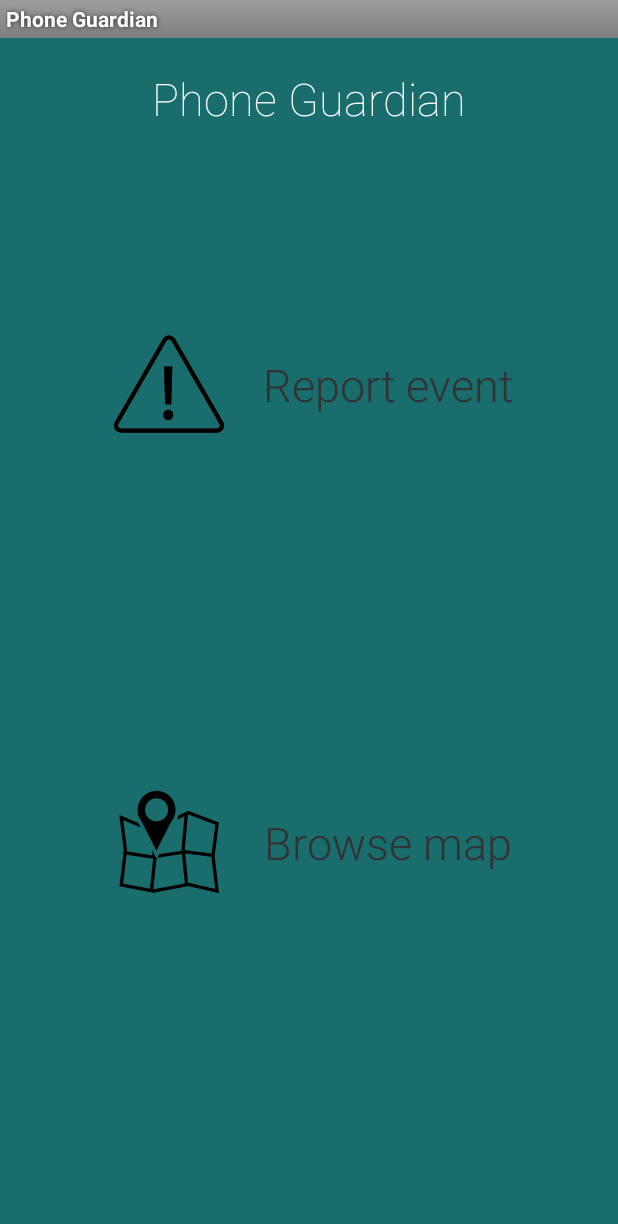
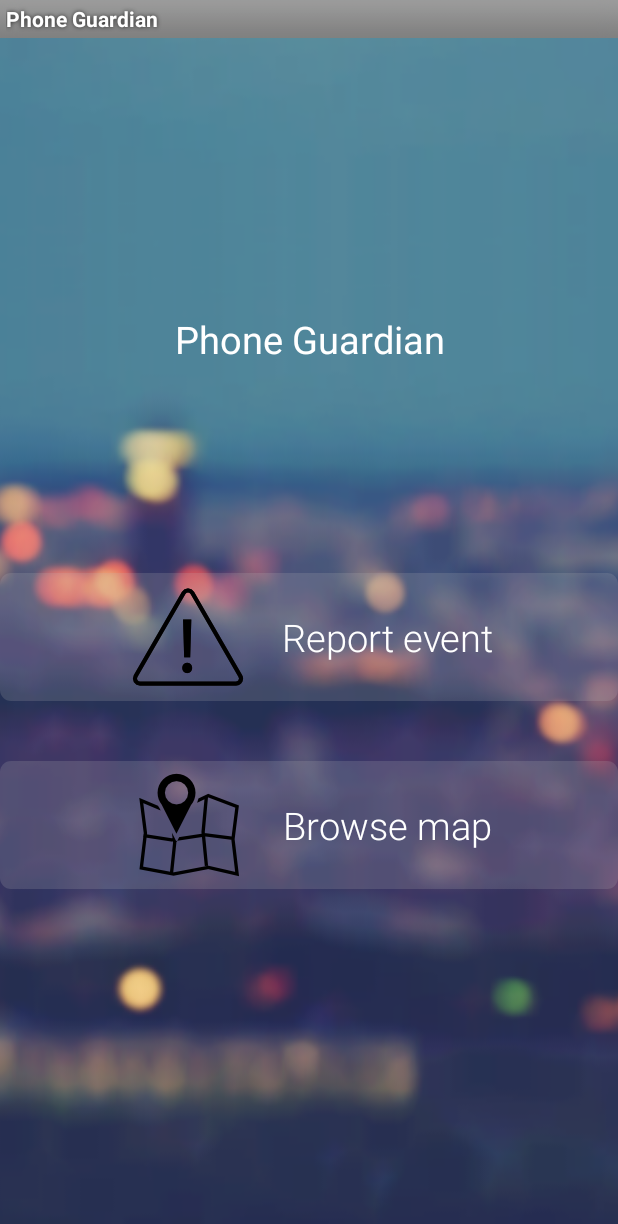
Before and after one commit to PhoneGuardian/CitizenApp, an Android app: the AlertActivity screen opened directly, with no data from a screen before it, on a phone screen of 412 x 824 dp. Shown: the top 1224 px of the screen. Run offline under Robolectric (Android 15) with nearby library versions, the phone set to English and light mode, and no system bars.

Commit message:
Preliminary home screen layout

```diff
--- /dev/null
+++ b/app/src/main/res/drawable/bg_white_rect_overlay.xml
@@ -0,0 +1,9 @@
+<?xml version="1.0" encoding="utf-8"?>
+<shape xmlns:android="http://schemas.android.com/apk/res/android" android:shape="rectangle" >
+    <corners android:bottomLeftRadius="7dp"
+        android:topLeftRadius="7dp"
+        android:bottomRightRadius="7dp"
+        android:topRightRadius="7dp" />
+    <solid android:color="#30bbbbbb" />
+
+</shape>
--- a/app/src/main/res/layout/alert_activity.xml
+++ b/app/src/main/res/layout/alert_activity.xml
@@ -1,56 +1,68 @@
 <?xml version="1.0" encoding="utf-8"?>
-<LinearLayout xmlns:android="http://schemas.android.com/apk/res/android"
+<RelativeLayout xmlns:android="http://schemas.android.com/apk/res/android" xmlns:tools="http://schemas.android.com/tools"
     android:layout_width="match_parent"
     android:layout_height="match_parent"
-    android:orientation="vertical"
-    android:background="@color/teal"
+    android:fillViewport="true"
+    tools:context=".RegisterActivity"
+
     >
-
+    <ImageView
+        android:layout_width="match_parent"
+        android:layout_height="match_parent"
+        android:src="@drawable/bg_main"
+        android:scaleType="centerCrop"
+        tools:ignore="ContentDescription"
+        />
     <TextView
+        android:id="@+id/home_screen_header"
         android:layout_width="wrap_content"
         android:layout_height="wrap_content"
-        android:layout_weight="1"
-        android:layout_gravity="center"
+        android:layout_centerHorizontal="true"
+        android:gravity="center"
+        android:layout_alignParentTop="true"
+        android:layout_alignBottom="@+id/report_event_layout"
         android:text="@string/app_name"
-        android:textSize="30sp"
-        android:fontFamily="sans-serif-thin"
-        android:textColor="@color/white"
-        android:paddingBottom="40sp"
-        android:paddingTop="20sp"
+        style="@style/app_name_header"
+
         />
-
-  <GridLayout
-      android:layout_width="wrap_content"
+    <LinearLayout
+        android:id="@id/report_event_layout"
+        android:layout_width="match_parent"
         android:layout_height="wrap_content"
-      android:columnCount="2"
-      android:rowCount="2"
-      android:layout_gravity="center"
-      android:layout_weight="5"
+        android:layout_centerInParent="true"
+        android:orientation="horizontal"
+        android:gravity="center"
+        android:background="@drawable/bg_white_rect_overlay"
         >
 
         <ImageButton
             android:id="@+id/btn_alert"
-        android:layout_gravity="center"
             android:layout_width="wrap_content"
             android:layout_height="wrap_content"
             android:background="@drawable/warning_icon"
-        android:layout_row="0"
-        android:layout_column="0"
              />
 
           <TextView
               android:layout_width="wrap_content"
               android:layout_height="wrap_content"
-          android:layout_gravity="center"
-          android:text="@string/home_alert_btn_desc"
-          android:textSize="30sp"
+              android:layout_centerInParent="true"
+              android:text="@string/report_event"
               android:paddingLeft="20sp"
               android:layout_row="0"
               android:layout_column="1"
-          android:textColor="@color/black"
-          android:fontFamily="sans-serif-light"
+              style="@style/home_text_base"
               />
+    </LinearLayout>
 
+    <LinearLayout
+        android:layout_width="match_parent"
+        android:layout_height="wrap_content"
+        android:layout_below="@id/report_event_layout"
+        android:layout_marginTop="@dimen/spacing_huge"
+        android:orientation="horizontal"
+        android:gravity="center"
+        android:background="@drawable/bg_white_rect_overlay"
+        >
     <ImageButton
 	        android:id="@+id/btn_map"
 	        android:layout_width="wrap_content"
@@ -65,15 +77,13 @@
           android:layout_width="wrap_content"
           android:layout_height="wrap_content"
           android:layout_gravity="center"
-          android:text="@string/home_map_btn_desc"
-          android:textSize="30sp"
-          android:fontFamily="sans-serif-light"
+          android:text="@string/browse_map"
           android:paddingLeft="20sp"
           android:layout_row="1"
           android:layout_column="1"
-          android:textColor="@color/black"
+          style="@style/home_text_base"
+
           />
+    </LinearLayout>
 
-
-  </GridLayout>
-</LinearLayout>
+</RelativeLayout>
--- a/app/src/main/res/values-v11/styles.xml
+++ b/app/src/main/res/values-v11/styles_theme.xml
@@ -2,7 +2,7 @@
 
     <!--
         Base application theme for API 11+. This theme completely replaces
-        AppBaseTheme from res/values/styles.xml on API 11+ devices.
+        AppBaseTheme from res/values/styles_theme.xml on API 11+ devices.
     -->
     <style name="AppBaseTheme" parent="android:Theme.Holo.Light">
         <!-- API 11 theme customizations can go here. -->
--- a/app/src/main/res/values-v14/styles.xml
+++ b/app/src/main/res/values-v14/styles_theme.xml
@@ -2,8 +2,8 @@
 
     <!--
         Base application theme for API 14+. This theme completely replaces
-        AppBaseTheme from BOTH res/values/styles.xml and
-        res/values-v11/styles.xml on API 14+ devices.
+        AppBaseTheme from BOTH res/values/styles_theme.xml and
+        res/values-v11/styles_theme.xml on API 14+ devices.
     -->
     <style name="AppBaseTheme" parent="android:Theme.Holo.Light.DarkActionBar">
         <!-- API 14 theme customizations can go here. -->
--- a/app/src/main/res/values/strings.xml
+++ b/app/src/main/res/values/strings.xml
@@ -4,8 +4,8 @@
     <string name="app_name">Phone Guardian</string>
     <string name="hello_world">Hello world!</string>
     <string name="map">Map</string>
-    <string name="home_alert_btn_desc">Report event</string>
-    <string name="home_map_btn_desc">Browse map</string>
+    <string name="report_event">Report event</string>
+    <string name="browse_map">Browse map</string>
 
     <string name="anonymous">Anonymous message</string>
     <string name="sign_up">Sign Up</string>
--- a/app/src/main/res/values/styles.xml
+++ b/app/src/main/res/values/styles.xml
@@ -1,25 +1,22 @@
+<?xml version="1.0" encoding="utf-8"?>
 <resources>
 
-    <!--
-        Base application theme, dependent on API level. This theme is replaced
-        by AppBaseTheme from res/values-vXX/styles.xml on newer devices.
-    -->
-    <style name="AppBaseTheme" parent="android:Theme.Light">
-        <!--
-            Theme customizations available in newer API levels can go in
-            res/values-vXX/styles.xml, while customizations related to
-            backward-compatibility can go here.
-        -->
+    <style name="button_rounded">
+        <item name="android:fontFamily">sans-serif-light</item>
+        <item name="android:textSize">@dimen/font_large</item>
+        <item name="android:textColor">@color/white</item>
+        <item name="android:paddingLeft">@dimen/spacing_small</item>
+        <item name="android:paddingRight">@dimen/spacing_small</item>
+        <item name="android:height">@dimen/button_height_normal</item>
+        <item name="android:minHeight">0dp</item>
+        <item name="android:background">@drawable/btn_selector_oval_transparent</item>
     </style>
 
-    <!-- Application theme. -->
-    <style name="AppTheme" parent="AppBaseTheme">
-        <!-- All customizations that are NOT specific to a particular API-level can go here. -->
+    <style name="app_name_header">
+        <item name="android:fontFamily">sans-serif-bold</item>
+        <item name="android:textSize">@dimen/font_huge</item>
+        <item name="android:textColor">@color/white</item>
+        <item name="android:paddingBottom">@dimen/spacing_huge</item>
     </style>
 
-    <style name="AppThemeNoActionBar" parent="AppBaseTheme">
-    <!-- All customizations that are NOT specific to a particular API-level can go here. -->
-    </style>
-
-
 </resources>
--- /dev/null
+++ b/app/src/main/res/values/styles_home.xml
@@ -0,0 +1,9 @@
+<?xml version="1.0" encoding="utf-8"?>
+<resources>
+
+    <style name="home_text_base">
+        <item name="android:fontFamily">sans-serif-light</item>
+        <item name="android:textSize">@dimen/font_huge</item>
+        <item name="android:textColor">@color/white</item>
+    </style>
+</resources>
--- /dev/null
+++ b/app/src/main/res/values/styles_theme.xml
@@ -0,0 +1,25 @@
+<resources>
+
+    <!--
+        Base application theme, dependent on API level. This theme is replaced
+        by AppBaseTheme from res/values-vXX/styles_theme.xml on newer devices.
+    -->
+    <style name="AppBaseTheme" parent="android:Theme.Light">
+        <!--
+            Theme customizations available in newer API levels can go in
+            res/values-vXX/styles_theme.xml, while customizations related to
+            backward-compatibility can go here.
+        -->
+    </style>
+
+    <!-- Application theme. -->
+    <style name="AppTheme" parent="AppBaseTheme">
+        <!-- All customizations that are NOT specific to a particular API-level can go here. -->
+    </style>
+
+    <style name="AppThemeNoActionBar" parent="AppBaseTheme">
+    <!-- All customizations that are NOT specific to a particular API-level can go here. -->
+    </style>
+
+
+</resources>
```
Also changed, not shown: app/src/main/res/drawable/underline_white.xml (deleted, +0 -7 lines), app/src/main/res/layout/register_actvity.xml (+12 -13 lines), app/src/main/res/values/styles_signup.xml (+0 -19 lines). Lines whose indentation alone changed are shown as unchanged.
